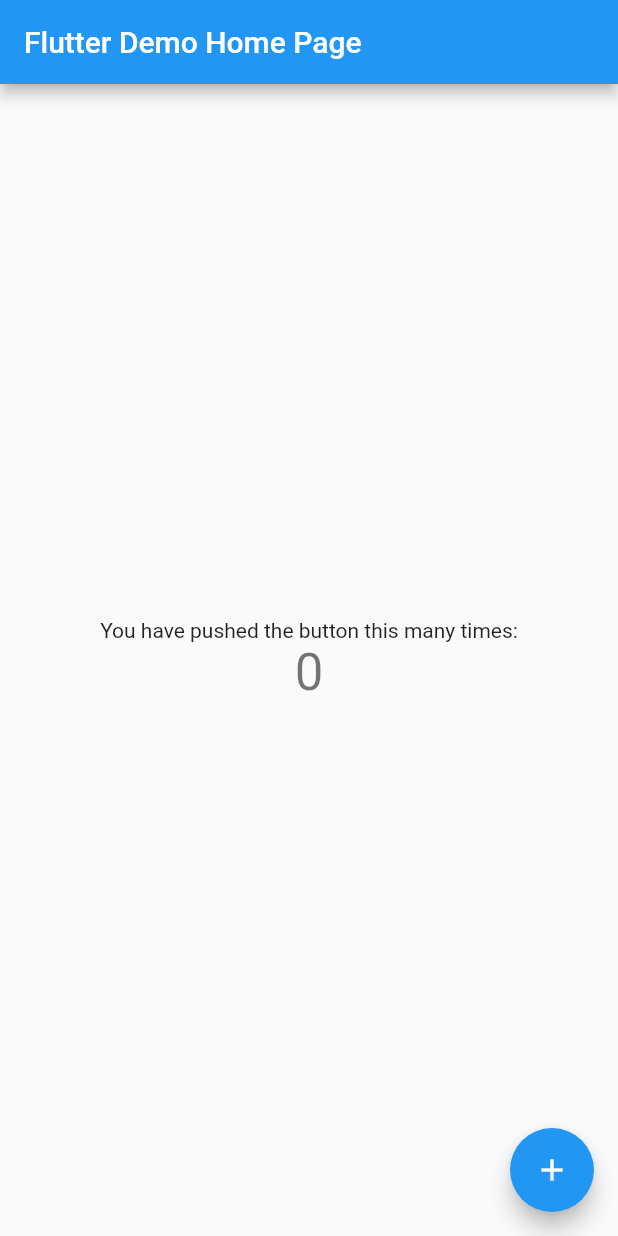
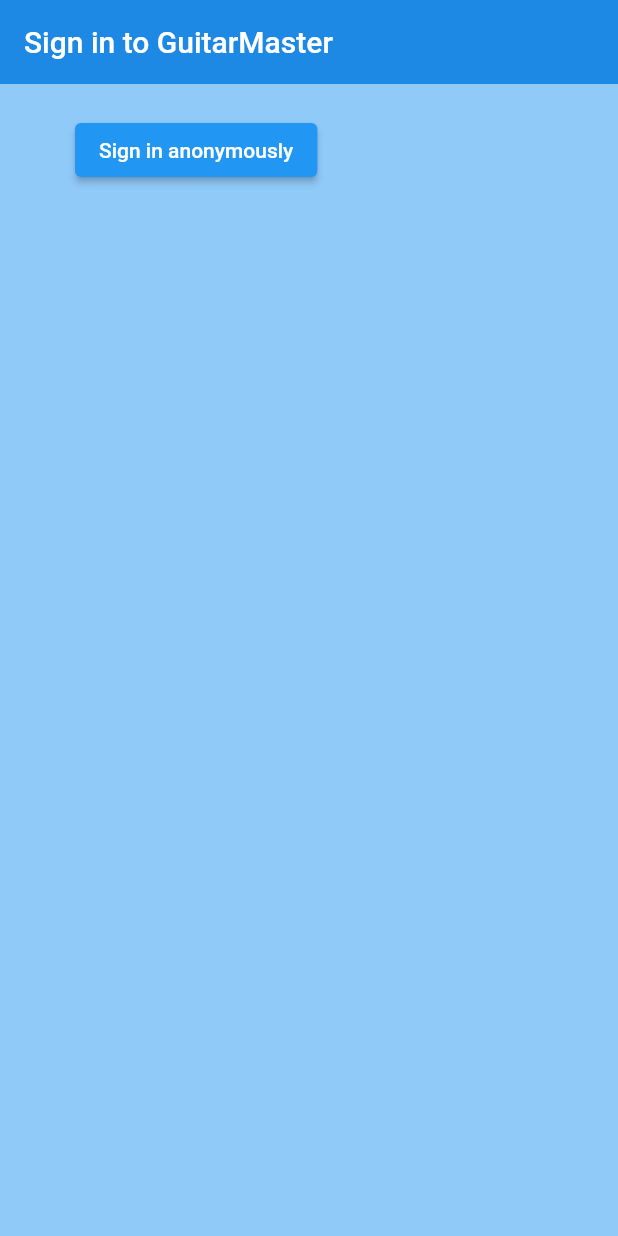
Before and after one commit to philipphoeninger/guitarapp, a Flutter app: the screen it shows after launch, on a phone screen of 412 x 824 dp. Run offline on Flutter 3.47's test engine with Material 2 defaults, Android fonts, the light colour scheme and no system bars; our stand-ins replace firebase_auth, firebase_core; accounts and stored records are empty.

Commit message:
FlutterFire setup, base auth structure, signIn anonymously and logout

```diff
--- a/lib/main.dart
+++ b/lib/main.dart
@@ -1,113 +1,66 @@
 import 'package:flutter/material.dart';
+import 'package:guitar_app/models/simple_user.dart';
+import 'package:guitar_app/screens/auth_wrapper.dart';
+import 'package:guitar_app/services/auth.dart';
+import 'package:provider/provider.dart';
+import 'package:firebase_core/firebase_core.dart';
 
 void main() {
+  WidgetsFlutterBinding.ensureInitialized();
   runApp(MyApp());
 }
 
-class MyApp extends StatelessWidget {
+class MyApp extends StatefulWidget {
   // This widget is the root of your application.
   @override
-  Widget build(BuildContext context) {
-    return MaterialApp(
-      title: 'Flutter Demo',
-      theme: ThemeData(
-        // This is the theme of your application.
-        //
-        // Try running your application with "flutter run". You'll see the
-        // application has a blue toolbar. Then, without quitting the app, try
-        // changing the primarySwatch below to Colors.green and then invoke
-        // "hot reload" (press "r" in the console where you ran "flutter run",
-        // or simply save your changes to "hot reload" in a Flutter IDE).
-        // Notice that the counter didn't reset back to zero; the application
-        // is not restarted.
-        primarySwatch: Colors.blue,
-      ),
-      home: MyHomePage(title: 'Flutter Demo Home Page'),
-    );
-  }
+  _MyAppState createState() => _MyAppState();
 }
 
-class MyHomePage extends StatefulWidget {
-  MyHomePage({Key? key, this.title}) : super(key: key);
+class _MyAppState extends State<MyApp> {
+  // Set default `_initialized` and `_error` state to false
+  bool _initialized = false;
+  bool _error = false;
 
-  // This widget is the home page of your application. It is stateful, meaning
-  // that it has a State object (defined below) that contains fields that affect
-  // how it looks.
-
-  // This class is the configuration for the state. It holds the values (in this
-  // case the title) provided by the parent (in this case the App widget) and
-  // used by the build method of the State. Fields in a Widget subclass are
-  // always marked "final".
-
-  final String? title;
+  // Define an async function to initialize FlutterFire
+  void initializeFlutterFire() async {
+    try {
+      // Wait for Firebase to initialize and set `_initialized` state to true
+      await Firebase.initializeApp();
+      setState(() {
+        _initialized = true;
+      });
+    } catch (e) {
+      // Set `_error` state to true if Firebase initialization fails
+      setState(() {
+        _error = true;
+      });
+    }
+  }
 
   @override
-  _MyHomePageState createState() => _MyHomePageState();
-}
-
-class _MyHomePageState extends State<MyHomePage> {
-  int _counter = 0;
-
-  void _incrementCounter() {
-    setState(() {
-      // This call to setState tells the Flutter framework that something has
-      // changed in this State, which causes it to rerun the build method below
-      // so that the display can reflect the updated values. If we changed
-      // _counter without calling setState(), then the build method would not be
-      // called again, and so nothing would appear to happen.
-      _counter++;
-    });
+  void initState() {
+    initializeFlutterFire();
+    super.initState();
   }
 
   @override
   Widget build(BuildContext context) {
-    // This method is rerun every time setState is called, for instance as done
-    // by the _incrementCounter method above.
-    //
-    // The Flutter framework has been optimized to make rerunning build methods
-    // fast, so that you can just rebuild anything that needs updating rather
-    // than having to individually change instances of widgets.
-    return Scaffold(
-      appBar: AppBar(
-        // Here we take the value from the MyHomePage object that was created by
-        // the App.build method, and use it to set our appbar title.
-        title: Text(widget.title!),
+    // Show error message if initialization failed
+    if (_error) {
+      return Text('Initialization of App failed.');
+    }
+
+    // Show a loader until FlutterFire is initialized
+    if (!_initialized) {
+      return Text('App is loading...');
+    }
+
+    return StreamProvider<SimpleUser?>.value(
+      value: AuthService().user,
+      initialData: null,
+      child: MaterialApp(
+        home: AuthWrapper(),
       ),
-      body: Center(
-        // Center is a layout widget. It takes a single child and positions it
-        // in the middle of the parent.
-        child: Column(
-          // Column is also a layout widget. It takes a list of children and
-          // arranges them vertically. By default, it sizes itself to fit its
-          // children horizontally, and tries to be as tall as its parent.
-          //
-          // Invoke "debug painting" (press "p" in the console, choose the
-          // "Toggle Debug Paint" action from the Flutter Inspector in Android
-          // Studio, or the "Toggle Debug Paint" command in Visual Studio Code)
-          // to see the wireframe for each widget.
-          //
-          // Column has various properties to control how it sizes itself and
-          // how it positions its children. Here we use mainAxisAlignment to
-          // center the children vertically; the main axis here is the vertical
-          // axis because Columns are vertical (the cross axis would be
-          // horizontal).
-          mainAxisAlignment: MainAxisAlignment.center,
-          children: <Widget>[
-            Text(
-              'You have pushed the button this many times:',
-            ),
-            Text(
-              '$_counter',
-              style: Theme.of(context).textTheme.headline4,
-            ),
-          ],
-        ),
-      ),
-      floatingActionButton: FloatingActionButton(
-        onPressed: _incrementCounter,
-        tooltip: 'Increment',
-        child: Icon(Icons.add),
-      ), // This trailing comma makes auto-formatting nicer for build methods.
     );
   }
 }
--- /dev/null
+++ b/lib/models/simple_user.dart
@@ -0,0 +1,5 @@
+class SimpleUser {
+  final String uid;
+
+  SimpleUser({required this.uid});
+}
--- /dev/null
+++ b/lib/screens/auth_wrapper.dart
@@ -0,0 +1,19 @@
+import 'package:flutter/material.dart';
+import 'package:guitar_app/models/simple_user.dart';
+import 'package:guitar_app/screens/authenticate/authenticate.dart';
+import 'package:guitar_app/screens/home/home.dart';
+import 'package:provider/provider.dart';
+
+class AuthWrapper extends StatelessWidget {
+  @override
+  Widget build(BuildContext context) {
+    final user = Provider.of<SimpleUser?>(context);
+
+    // return either Home or Authenticate widget
+    if (user == null) {
+      return Authenticate();
+    } else {
+      return Home();
+    }
+  }
+}
--- /dev/null
+++ b/lib/screens/authenticate/authenticate.dart
@@ -0,0 +1,16 @@
+import 'package:flutter/material.dart';
+import 'package:guitar_app/screens/authenticate/sign_in.dart';
+
+class Authenticate extends StatefulWidget {
+  @override
+  _AuthenticateState createState() => _AuthenticateState();
+}
+
+class _AuthenticateState extends State<Authenticate> {
+  @override
+  Widget build(BuildContext context) {
+    return Container(
+      child: SignIn(),
+    );
+  }
+}
--- /dev/null
+++ b/lib/screens/authenticate/sign_in.dart
@@ -0,0 +1,38 @@
+import 'package:flutter/material.dart';
+import 'package:guitar_app/services/auth.dart';
+
+class SignIn extends StatefulWidget {
+  @override
+  _SignInState createState() => _SignInState();
+}
+
+class _SignInState extends State<SignIn> {
+  final AuthService _authService = AuthService();
+
+  @override
+  Widget build(BuildContext context) {
+    return Scaffold(
+      backgroundColor: Colors.blue[200],
+      appBar: AppBar(
+        backgroundColor: Colors.blue[600],
+        elevation: 0.0,
+        title: Text('Sign in to GuitarMaster'),
+      ),
+      body: Container(
+        padding: EdgeInsets.symmetric(vertical: 20.0, horizontal: 50.0),
+        child: ElevatedButton(
+          child: Text('Sign in anonymously'),
+          onPressed: () async {
+            dynamic result = await _authService.signInAnon();
+            if (result == null) {
+              print('error signing in');
+            } else {
+              print('signed in');
+              print(result.uid);
+            }
+          },
+        ),
+      ),
+    );
+  }
+}
--- a/pubspec.yaml
+++ b/pubspec.yaml
@@ -28,8 +28,10 @@
   # The following adds the Cupertino Icons font to your application.
   # Use with the CupertinoIcons class for iOS style icons.
   cupertino_icons: ^1.0.2
+  firebase_core: ^1.2.0
   firebase_auth: ^1.2.0
   cloud_firestore: ^2.2.0
+  provider: ^5.0.0
 
 dev_dependencies:
   flutter_test:
```
Also changed, not shown: lib/screens/home/home.dart (added, +28 -0 lines), lib/services/auth.dart (added, +45 -0 lines), pubspec.lock.
